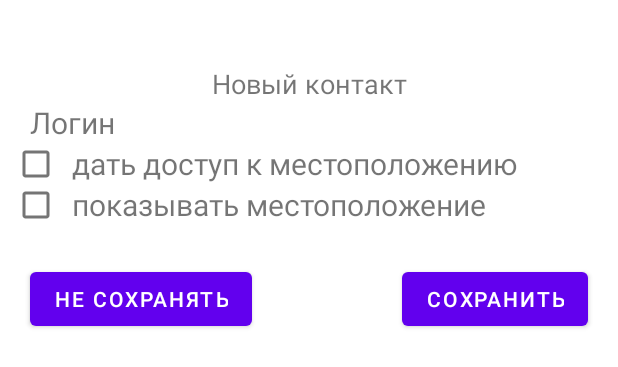
After one commit to titovtima/FamilyMap, an Android app: the layout activity_accept_contact.xml on its own in the app's theme, with its tools: preview values and no code run, on a phone screen of 412 x 824 dp. The commit adds this screen. Shown: the top 367 px of the screen. Run offline under Robolectric (Android 15) with nearby library versions, the phone set to English and light mode, and no system bars.

Commit message:
notification of contact request

```diff
--- /dev/null
+++ b/app/src/main/res/layout/activity_accept_contact.xml
@@ -0,0 +1,111 @@
+<?xml version="1.0" encoding="utf-8"?>
+<androidx.constraintlayout.widget.ConstraintLayout xmlns:android="http://schemas.android.com/apk/res/android"
+    xmlns:app="http://schemas.android.com/apk/res-auto"
+    xmlns:tools="http://schemas.android.com/tools"
+    android:layout_width="match_parent"
+    android:layout_height="match_parent"
+    tools:context=".AcceptContactActivity">
+
+    <TextView
+        android:id="@+id/contactNameView"
+        android:layout_width="wrap_content"
+        android:layout_height="wrap_content"
+        app:layout_constraintTop_toTopOf="parent"
+        app:layout_constraintLeft_toLeftOf="parent"
+        app:layout_constraintRight_toRightOf="parent"
+        android:textSize="32sp"
+        />
+
+    <TextView
+        android:id="@+id/contactDescription"
+        android:layout_width="wrap_content"
+        android:layout_height="wrap_content"
+        app:layout_constraintTop_toBottomOf="@id/contactNameView"
+        app:layout_constraintLeft_toLeftOf="parent"
+        app:layout_constraintRight_toRightOf="parent"
+        android:textSize="18sp"
+        android:text="@string/accept_contact_description"
+        />
+
+    <TextView
+        android:id="@+id/loginText"
+        android:layout_width="wrap_content"
+        android:layout_height="wrap_content"
+        app:layout_constraintTop_toBottomOf="@id/contactDescription"
+        app:layout_constraintLeft_toLeftOf="parent"
+        android:layout_marginStart="20dp"
+        android:textSize="20sp"
+        android:text="@string/login"
+        />
+
+    <TextView
+        android:id="@+id/loginView"
+        android:layout_width="wrap_content"
+        android:layout_height="wrap_content"
+        app:layout_constraintTop_toTopOf="@id/loginText"
+        app:layout_constraintLeft_toRightOf="@id/loginText"
+        android:textSize="20sp"
+        android:layout_marginStart="10dp"
+        />
+
+    <CheckBox
+        android:id="@+id/checkboxShareLocation"
+        android:layout_width="wrap_content"
+        android:layout_height="wrap_content"
+        app:layout_constraintTop_toTopOf="@id/shareLocationText"
+        app:layout_constraintBottom_toBottomOf="@id/shareLocationText"
+        app:layout_constraintLeft_toLeftOf="parent"
+        />
+
+    <TextView
+        android:id="@+id/shareLocationText"
+        android:layout_width="wrap_content"
+        android:layout_height="wrap_content"
+        app:layout_constraintTop_toBottomOf="@id/loginText"
+        app:layout_constraintLeft_toRightOf="@id/checkboxShareLocation"
+        android:text="@string/share_location"
+        android:textSize="20sp"
+        />
+
+    <CheckBox
+        android:id="@+id/checkboxShowLocation"
+        android:layout_width="wrap_content"
+        android:layout_height="wrap_content"
+        app:layout_constraintTop_toTopOf="@id/showLocationText"
+        app:layout_constraintBottom_toBottomOf="@id/showLocationText"
+        app:layout_constraintLeft_toLeftOf="parent"
+        />
+
+    <TextView
+        android:id="@+id/showLocationText"
+        android:layout_width="wrap_content"
+        android:layout_height="wrap_content"
+        app:layout_constraintTop_toBottomOf="@id/shareLocationText"
+        app:layout_constraintLeft_toRightOf="@id/checkboxShowLocation"
+        android:text="@string/show_location"
+        android:textSize="20sp"
+        />
+
+    <Button
+        android:id="@+id/save"
+        android:layout_width="wrap_content"
+        android:layout_height="wrap_content"
+        app:layout_constraintTop_toBottomOf="@id/showLocationText"
+        app:layout_constraintRight_toRightOf="parent"
+        android:layout_marginTop="25dp"
+        android:layout_marginEnd="20dp"
+        android:text="@string/save"
+        />
+
+    <Button
+        android:id="@+id/reject"
+        android:layout_width="wrap_content"
+        android:layout_height="wrap_content"
+        app:layout_constraintTop_toBottomOf="@id/showLocationText"
+        app:layout_constraintLeft_toLeftOf="parent"
+        android:layout_marginTop="25dp"
+        android:layout_marginStart="20dp"
+        android:text="@string/accept_contact_reject_button"
+        />
+
+</androidx.constraintlayout.widget.ConstraintLayout>
--- a/app/src/main/res/values/strings.xml
+++ b/app/src/main/res/values/strings.xml
@@ -29,4 +29,7 @@
     <string name="registration_error">Ошибка регистрации</string>
     <string name="log_in_error">Не удалось войти</string>
     <string name="location_unknown">Местоположение неизвестно</string>
+    <string name="ask_adding_contact_notification">хочет добавить Вас в контакты</string>
+    <string name="accept_contact_description">Новый контакт</string>
+    <string name="accept_contact_reject_button">Не сохранять</string>
 </resources>
```
Also changed, not shown: app/src/main/AndroidManifest.xml (+6 -5 lines), app/src/main/java/ru/titovtima/familymap/AcceptContactActivity.kt (added, +120 -0 lines), app/src/main/java/ru/titovtima/familymap/LocationService.kt (+93 -16 lines), app/src/main/java/ru/titovtima/familymap/model/Settings.kt (+15 -1 lines).
